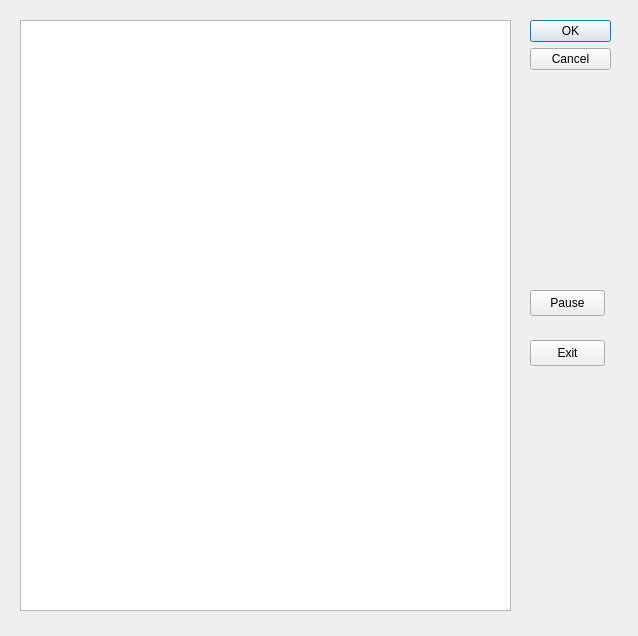
drbenmorgan/fnal-messagefacility, file Extensions/bin/msgviewerdlgui.ui: the form before one commit.
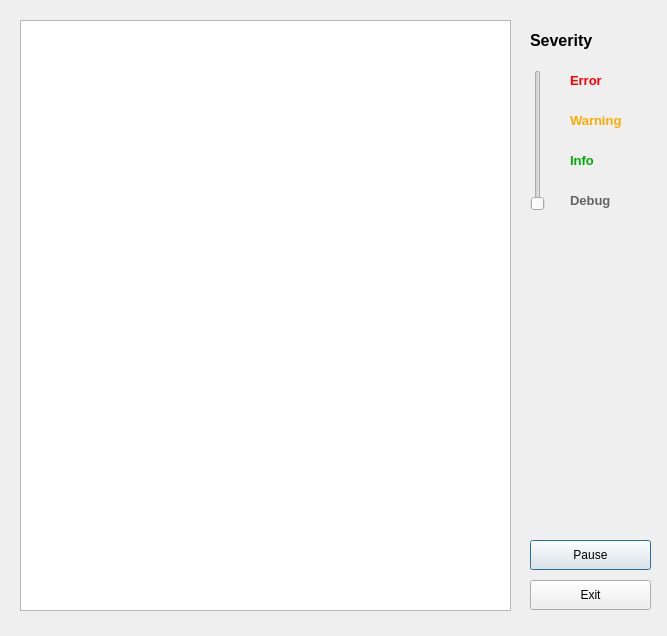
The form after the commit.

Commit message: Better looking UI for msgviewer.

Diff of the .ui file:
```diff
--- a/Extensions/bin/msgviewerdlgui.ui
+++ b/Extensions/bin/msgviewerdlgui.ui
@@ -6,29 +6,13 @@
    <rect>
     <x>0</x>
     <y>0</y>
-    <width>638</width>
+    <width>667</width>
     <height>636</height>
    </rect>
   </property>
   <property name="windowTitle">
    <string>MessageFacility MsgViewer</string>
   </property>
-  <widget class="QDialogButtonBox" name="buttonBox">
-   <property name="geometry">
-    <rect>
-     <x>530</x>
-     <y>20</y>
-     <width>81</width>
-     <height>241</height>
-    </rect>
-   </property>
-   <property name="orientation">
-    <enum>Qt::Vertical</enum>
-   </property>
-   <property name="standardButtons">
-    <set>QDialogButtonBox::Cancel|QDialogButtonBox::Ok</set>
-   </property>
-  </widget>
   <widget class="QTextBrowser" name="msgBrower">
    <property name="geometry">
     <rect>
@@ -43,9 +27,9 @@
    <property name="geometry">
     <rect>
      <x>530</x>
-     <y>290</y>
-     <width>75</width>
-     <height>26</height>
+     <y>540</y>
+     <width>121</width>
+     <height>30</height>
     </rect>
    </property>
    <property name="text">
@@ -56,15 +40,315 @@
    <property name="geometry">
     <rect>
      <x>530</x>
-     <y>340</y>
-     <width>75</width>
-     <height>26</height>
+     <y>580</y>
+     <width>121</width>
+     <height>30</height>
     </rect>
    </property>
    <property name="text">
     <string>Exit</string>
    </property>
   </widget>
+  <widget class="QSlider" name="vsSeverity">
+   <property name="geometry">
+    <rect>
+     <x>530</x>
+     <y>70</y>
+     <width>16</width>
+     <height>141</height>
+    </rect>
+   </property>
+   <property name="sizePolicy">
+    <sizepolicy hsizetype="Fixed" vsizetype="Fixed">
+     <horstretch>0</horstretch>
+     <verstretch>0</verstretch>
+    </sizepolicy>
+   </property>
+   <property name="maximum">
+    <number>3</number>
+   </property>
+   <property name="pageStep">
+    <number>1</number>
+   </property>
+   <property name="orientation">
+    <enum>Qt::Vertical</enum>
+   </property>
+  </widget>
+  <widget class="QLabel" name="label">
+   <property name="geometry">
+    <rect>
+     <x>530</x>
+     <y>30</y>
+     <width>91</width>
+     <height>21</height>
+    </rect>
+   </property>
+   <property name="font">
+    <font>
+     <pointsize>12</pointsize>
+     <weight>75</weight>
+     <bold>true</bold>
+    </font>
+   </property>
+   <property name="text">
+    <string>Severity</string>
+   </property>
+  </widget>
+  <widget class="QLabel" name="label_2">
+   <property name="geometry">
+    <rect>
+     <x>570</x>
+     <y>190</y>
+     <width>91</width>
+     <height>21</height>
+    </rect>
+   </property>
+   <property name="palette">
+    <palette>
+     <active>
+      <colorrole role="WindowText">
+       <brush brushstyle="SolidPattern">
+        <color alpha="255">
+         <red>100</red>
+         <green>100</green>
+         <blue>100</blue>
+        </color>
+       </brush>
+      </colorrole>
+     </active>
+     <inactive>
+      <colorrole role="WindowText">
+       <brush brushstyle="SolidPattern">
+        <color alpha="255">
+         <red>100</red>
+         <green>100</green>
+         <blue>100</blue>
+        </color>
+       </brush>
+      </colorrole>
+     </inactive>
+     <disabled>
+      <colorrole role="WindowText">
+       <brush brushstyle="SolidPattern">
+        <color alpha="255">
+         <red>128</red>
+         <green>128</green>
+         <blue>128</blue>
+        </color>
+       </brush>
+      </colorrole>
+     </disabled>
+    </palette>
+   </property>
+   <property name="font">
+    <font>
+     <pointsize>10</pointsize>
+     <weight>75</weight>
+     <bold>true</bold>
+    </font>
+   </property>
+   <property name="text">
+    <string>Debug</string>
+   </property>
+  </widget>
+  <widget class="QLabel" name="label_3">
+   <property name="geometry">
+    <rect>
+     <x>570</x>
+     <y>150</y>
+     <width>91</width>
+     <height>21</height>
+    </rect>
+   </property>
+   <property name="palette">
+    <palette>
+     <active>
+      <colorrole role="WindowText">
+       <brush brushstyle="SolidPattern">
+        <color alpha="255">
+         <red>0</red>
+         <green>170</green>
+         <blue>0</blue>
+        </color>
+       </brush>
+      </colorrole>
+     </active>
+     <inactive>
+      <colorrole role="WindowText">
+       <brush brushstyle="SolidPattern">
+        <color alpha="255">
+         <red>0</red>
+         <green>170</green>
+         <blue>0</blue>
+        </color>
+       </brush>
+      </colorrole>
+     </inactive>
+     <disabled>
+      <colorrole role="WindowText">
+       <brush brushstyle="SolidPattern">
+        <color alpha="255">
+         <red>128</red>
+         <green>128</green>
+         <blue>128</blue>
+        </color>
+       </brush>
+      </colorrole>
+     </disabled>
+    </palette>
+   </property>
+   <property name="font">
+    <font>
+     <pointsize>10</pointsize>
+     <weight>75</weight>
+     <bold>true</bold>
+    </font>
+   </property>
+   <property name="text">
+    <string>Info</string>
+   </property>
+  </widget>
+  <widget class="QLabel" name="label_4">
+   <property name="geometry">
+    <rect>
+     <x>570</x>
+     <y>110</y>
+     <width>91</width>
+     <height>21</height>
+    </rect>
+   </property>
+   <property name="palette">
+    <palette>
+     <active>
+      <colorrole role="WindowText">
+       <brush brushstyle="SolidPattern">
+        <color alpha="255">
+         <red>255</red>
+         <green>170</green>
+         <blue>0</blue>
+        </color>
+       </brush>
+      </colorrole>
+     </active>
+     <inactive>
+      <colorrole role="WindowText">
+       <brush brushstyle="SolidPattern">
+        <color alpha="255">
+         <red>255</red>
+         <green>170</green>
+         <blue>0</blue>
+        </color>
+       </brush>
+      </colorrole>
+     </inactive>
+     <disabled>
+      <colorrole role="WindowText">
+       <brush brushstyle="SolidPattern">
+        <color alpha="255">
+         <red>128</red>
+         <green>128</green>
+         <blue>128</blue>
+        </color>
+       </brush>
+      </colorrole>
+     </disabled>
+    </palette>
+   </property>
+   <property name="font">
+    <font>
+     <pointsize>10</pointsize>
+     <weight>75</weight>
+     <bold>true</bold>
+    </font>
+   </property>
+   <property name="text">
+    <string>Warning</string>
+   </property>
+  </widget>
+  <widget class="QLabel" name="label_5">
+   <property name="geometry">
+    <rect>
+     <x>570</x>
+     <y>70</y>
+     <width>91</width>
+     <height>21</height>
+    </rect>
+   </property>
+   <property name="palette">
+    <palette>
+     <active>
+      <colorrole role="WindowText">
+       <brush brushstyle="SolidPattern">
+        <color alpha="255">
+         <red>255</red>
+         <green>0</green>
+         <blue>0</blue>
+        </color>
+       </brush>
+      </colorrole>
+      <colorrole role="Text">
+       <brush brushstyle="SolidPattern">
+        <color alpha="255">
+         <red>0</red>
+         <green>0</green>
+         <blue>0</blue>
+        </color>
+       </brush>
+      </colorrole>
+     </active>
+     <inactive>
+      <colorrole role="WindowText">
+       <brush brushstyle="SolidPattern">
+        <color alpha="255">
+         <red>255</red>
+         <green>0</green>
+         <blue>0</blue>
+        </color>
+       </brush>
+      </colorrole>
+      <colorrole role="Text">
+       <brush brushstyle="SolidPattern">
+        <color alpha="255">
+         <red>0</red>
+         <green>0</green>
+         <blue>0</blue>
+        </color>
+       </brush>
+      </colorrole>
+     </inactive>
+     <disabled>
+      <colorrole role="WindowText">
+       <brush brushstyle="SolidPattern">
+        <color alpha="255">
+         <red>128</red>
+         <green>128</green>
+         <blue>128</blue>
+        </color>
+       </brush>
+      </colorrole>
+      <colorrole role="Text">
+       <brush brushstyle="SolidPattern">
+        <color alpha="255">
+         <red>199</red>
+         <green>199</green>
+         <blue>199</blue>
+        </color>
+       </brush>
+      </colorrole>
+     </disabled>
+    </palette>
+   </property>
+   <property name="font">
+    <font>
+     <pointsize>10</pointsize>
+     <weight>75</weight>
+     <bold>true</bold>
+    </font>
+   </property>
+   <property name="text">
+    <string>Error</string>
+   </property>
+  </widget>
  </widget>
  <resources/>
  <connections>
```
Left out of the diff: 35 changed lines with no effect on the pictures. The commit also changes 1 other file.
